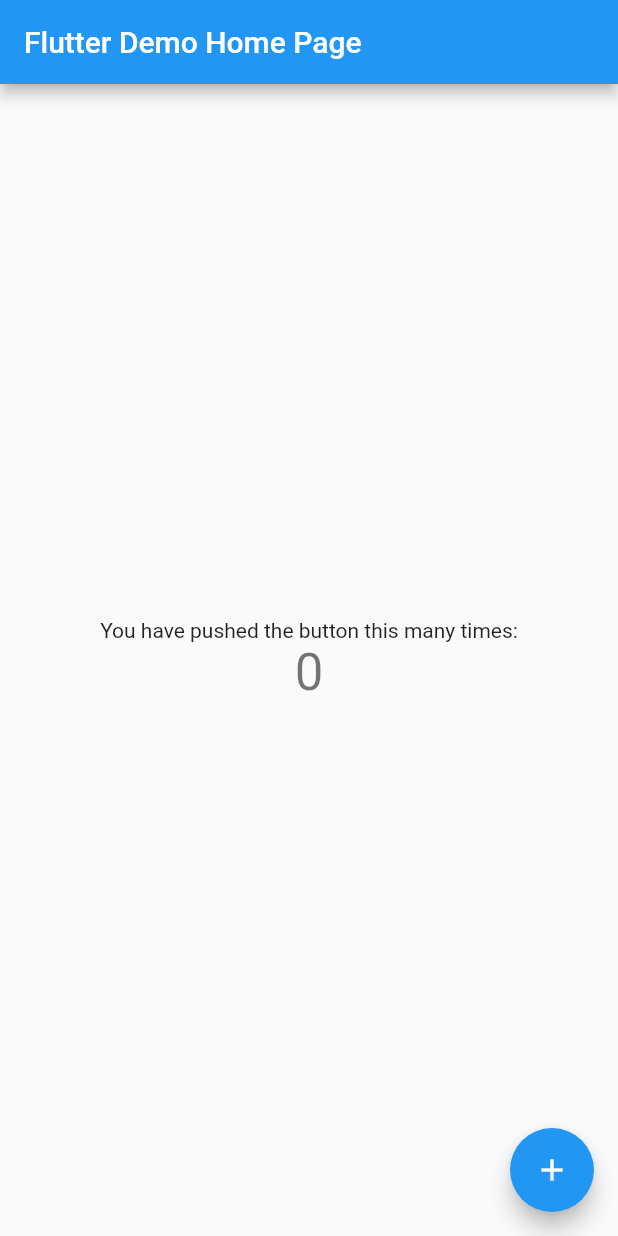
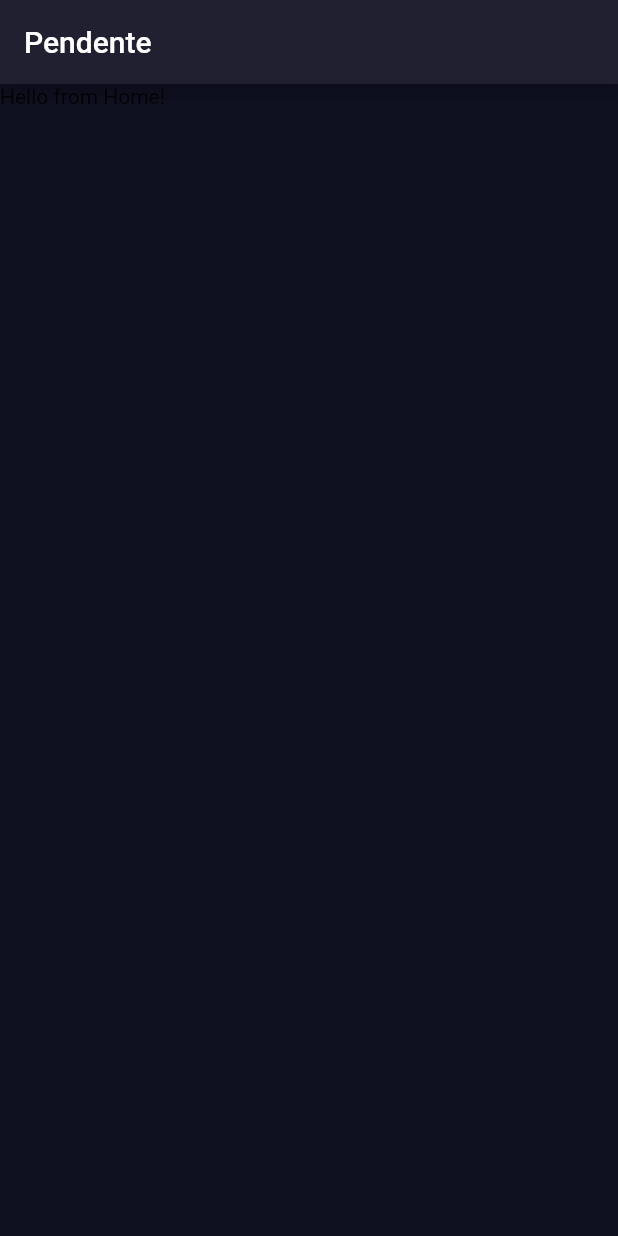
Before and after one commit to joaoarmando/quem-eu-devo, a Flutter app: the screen it shows after launch, on a phone screen of 412 x 824 dp. Run offline on Flutter 3.47's test engine with Material 2 defaults, Android fonts, the phone set to English and light mode, and no system bars; drawn by our look-alikes of flutter_platform_widgets.

Commit message:
Created HomePage

```diff
--- a/lib/main.dart
+++ b/lib/main.dart
@@ -1,113 +1,20 @@
+import 'package:flutter/cupertino.dart';
 import 'package:flutter/material.dart';
+import 'package:flutter_platform_widgets/flutter_platform_widgets.dart';
+import 'package:quemeudevo/pages/home_page.dart';
 
 void main() {
   runApp(MyApp());
 }
 
 class MyApp extends StatelessWidget {
-  // This widget is the root of your application.
   @override
   Widget build(BuildContext context) {
-    return MaterialApp(
-      title: 'Flutter Demo',
-      theme: ThemeData(
-        // This is the theme of your application.
-        //
-        // Try running your application with "flutter run". You'll see the
-        // application has a blue toolbar. Then, without quitting the app, try
-        // changing the primarySwatch below to Colors.green and then invoke
-        // "hot reload" (press "r" in the console where you ran "flutter run",
-        // or simply save your changes to "hot reload" in a Flutter IDE).
-        // Notice that the counter didn't reset back to zero; the application
-        // is not restarted.
-        primarySwatch: Colors.blue,
-      ),
-      home: MyHomePage(title: 'Flutter Demo Home Page'),
+
+    return PlatformApp(
+      title: 'Quem eu Devo',
+      home: HomePage(),
+      debugShowCheckedModeBanner: false,
     );
   }
 }
-
-class MyHomePage extends StatefulWidget {
-  MyHomePage({Key key, this.title}) : super(key: key);
-
-  // This widget is the home page of your application. It is stateful, meaning
-  // that it has a State object (defined below) that contains fields that affect
-  // how it looks.
-
-  // This class is the configuration for the state. It holds the values (in this
-  // case the title) provided by the parent (in this case the App widget) and
-  // used by the build method of the State. Fields in a Widget subclass are
-  // always marked "final".
-
-  final String title;
-
-  @override
-  _MyHomePageState createState() => _MyHomePageState();
-}
-
-class _MyHomePageState extends State<MyHomePage> {
-  int _counter = 0;
-
-  void _incrementCounter() {
-    setState(() {
-      // This call to setState tells the Flutter framework that something has
-      // changed in this State, which causes it to rerun the build method below
-      // so that the display can reflect the updated values. If we changed
-      // _counter without calling setState(), then the build method would not be
-      // called again, and so nothing would appear to happen.
-      _counter++;
-    });
-  }
-
-  @override
-  Widget build(BuildContext context) {
-    // This method is rerun every time setState is called, for instance as done
-    // by the _incrementCounter method above.
-    //
-    // The Flutter framework has been optimized to make rerunning build methods
-    // fast, so that you can just rebuild anything that needs updating rather
-    // than having to individually change instances of widgets.
-    return Scaffold(
-      appBar: AppBar(
-        // Here we take the value from the MyHomePage object that was created by
-        // the App.build method, and use it to set our appbar title.
-        title: Text(widget.title),
-      ),
-      body: Center(
-        // Center is a layout widget. It takes a single child and positions it
-        // in the middle of the parent.
-        child: Column(
-          // Column is also a layout widget. It takes a list of children and
-          // arranges them vertically. By default, it sizes itself to fit its
-          // children horizontally, and tries to be as tall as its parent.
-          //
-          // Invoke "debug painting" (press "p" in the console, choose the
-          // "Toggle Debug Paint" action from the Flutter Inspector in Android
-          // Studio, or the "Toggle Debug Paint" command in Visual Studio Code)
-          // to see the wireframe for each widget.
-          //
-          // Column has various properties to control how it sizes itself and
-          // how it positions its children. Here we use mainAxisAlignment to
-          // center the children vertically; the main axis here is the vertical
-          // axis because Columns are vertical (the cross axis would be
-          // horizontal).
-          mainAxisAlignment: MainAxisAlignment.center,
-          children: <Widget>[
-            Text(
-              'You have pushed the button this many times:',
-            ),
-            Text(
-              '$_counter',
-              style: Theme.of(context).textTheme.headline4,
-            ),
-          ],
-        ),
-      ),
-      floatingActionButton: FloatingActionButton(
-        onPressed: _incrementCounter,
-        tooltip: 'Increment',
-        child: Icon(Icons.add),
-      ), // This trailing comma makes auto-formatting nicer for build methods.
-    );
-  }
-}
--- /dev/null
+++ b/lib/pages/home_page.dart
@@ -0,0 +1,39 @@
+import 'dart:io';
+
+import 'package:flutter/services.dart';
+import 'package:flutter_platform_widgets/flutter_platform_widgets.dart';
+
+import 'package:flutter/material.dart';
+import 'package:quemeudevo/styles/styles.dart';
+
+class HomePage extends StatelessWidget {
+  @override
+  Widget build(BuildContext context) {
+
+
+    return PlatformScaffold(
+      backgroundColor: secondaryBackgroundColor,
+      appBar: PlatformAppBar(
+        backgroundColor: backgroundColor,
+        title: Text("Pendente"),
+        trailingActions: [
+          Platform.isIOS ? PlatformButton(
+            padding: const EdgeInsets.all(0),
+            onPressed: (){},
+            child: Text("+ Novo",
+              style: TextStyle(
+                color: primaryAccent,
+                fontSize: 18
+              ),
+            ),
+          ) : SizedBox(),
+        ]
+      ),
+      body: Column(
+        children: [
+          Text("Hello from Home!")
+        ],
+      ),
+    );
+  }
+}
--- /dev/null
+++ b/lib/styles/styles.dart
@@ -0,0 +1,11 @@
+import 'package:flutter/painting.dart';
+
+final Color backgroundColor = Color(0xff202030);
+final Color secondaryBackgroundColor = Color(0xff0F1020);
+final Color secondaryText = Color(0xff6B717E);
+final Color primaryText = Color(0xffF0EDEE);
+final Color primaryAccent =  Color(0xffE8142A);
+final Color secondaryAccent =  Color(0xffF5087F);
+final Color iconColor =  Color(0xffCCC5C8);
+final Color dividerColorPrimary =   Color(0xff202030);
+final Color dividerColorSecondary =   Color(0xff1C1C24);
--- a/pubspec.yaml
+++ b/pubspec.yaml
@@ -21,6 +21,7 @@ environment:
   sdk: ">=2.7.0 <3.0.0"
 
 dependencies:
+  flutter_platform_widgets: ^1.2.0
   flutter:
     sdk: flutter
 
```
Also changed, not shown: pubspec.lock.
